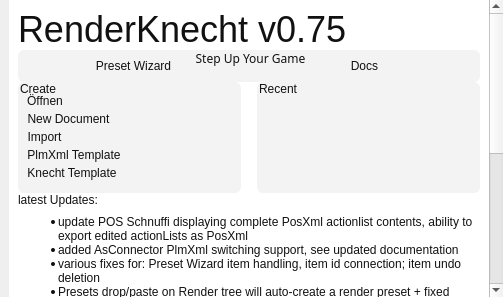
First picture: the form in ui/knecht_welcome.ui, repository tappi287/RenderKnecht2, before the edit.
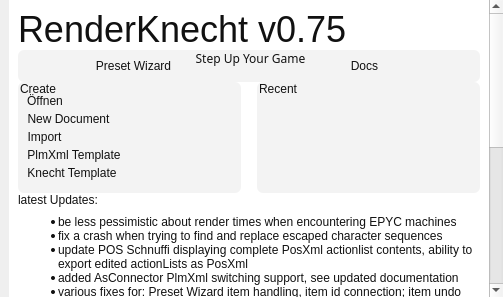
Second picture: the form after the edit. Icons and pictures are not drawn.

Commit message: update render time estimation for EPYC machines

What changed in the file:
```diff
--- a/ui/knecht_welcome.ui
+++ b/ui/knecht_welcome.ui
@@ -47,7 +47,7 @@
       <property name="geometry">
        <rect>
         <x>0</x>
-        <y>0</y>
+        <y>-297</y>
         <width>481</width>
         <height>606</height>
        </rect>
@@ -440,6 +440,8 @@
               </property>
               <property name="text">
                <string>&lt;ul&gt;
+&lt;li&gt;be less pessimistic about render times when encountering EPYC machines&lt;/li&gt;
+&lt;li&gt;fix a crash when trying to find and replace escaped character sequences&lt;/li&gt;
 &lt;li&gt;update POS Schnuffi displaying complete PosXml actionlist contents, ability to export edited actionLists as PosXml&lt;/li&gt;
 &lt;li&gt;added AsConnector PlmXml switching support, see updated documentation&lt;/li&gt;
 &lt;li&gt;various fixes for: Preset Wizard item handling, item id connection; item undo deletion&lt;/li&gt;
```
The commit also changes 4 other files.
